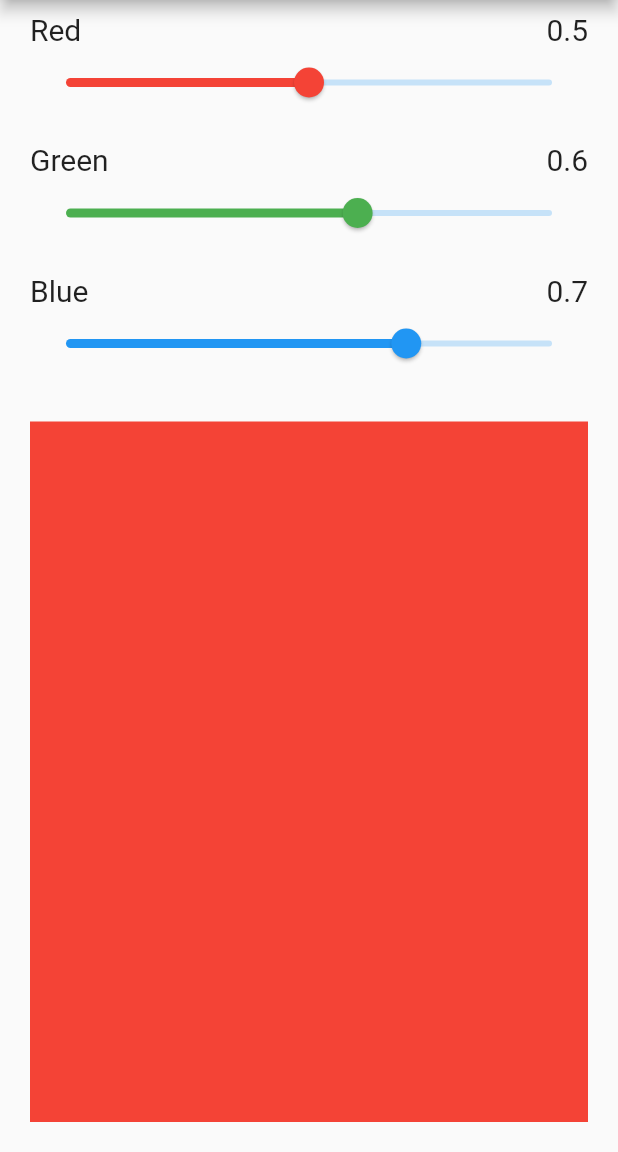
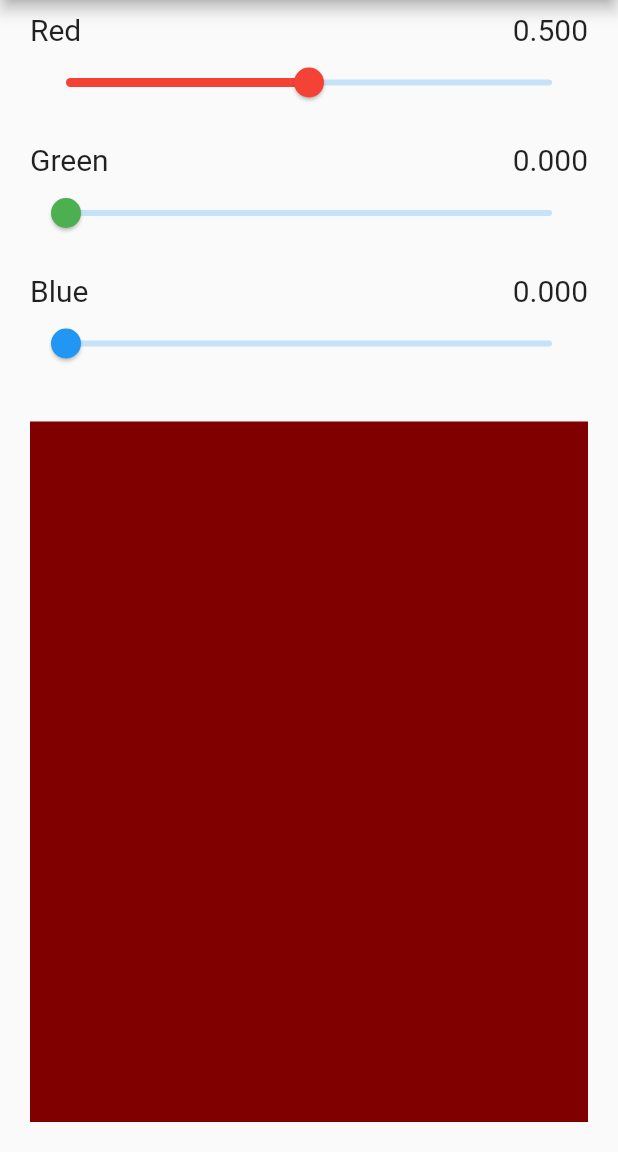
Before and after one commit to CSSE490-Flutter-Winter-2022-2023/ColorSliders, a Flutter app: the screen it shows after launch, on a phone screen of 412 x 824 dp, the part 84-1236 px from its top. Run offline on Flutter 3.47's test engine with Material 2 defaults, Android fonts, the phone set to English and light mode, and no system bars.

Commit message:
finished dev app

```diff
--- a/color_sliders/lib/color_slider_component.dart
+++ b/color_sliders/lib/color_slider_component.dart
@@ -6,12 +6,14 @@ class ColorSlider extends StatelessWidget {
   final String title;
   final double value;
   final Color color;
+  final Function onChange;
 
   const ColorSlider({
     super.key,
     required this.title,
     required this.value,
     required this.color,
+    required this.onChange,
   });
 
   @override
@@ -31,17 +33,19 @@ class ColorSlider extends StatelessWidget {
                 style: const TextStyle(fontSize: 20.0),
               ),
               Text(
-                "$value",
+                value.toStringAsFixed(3),
                 style: const TextStyle(fontSize: 20.0),
               ),
             ],
           ),
           Slider(
             value: value,
+            // divisions: 1000,
             thumbColor: color,
             activeColor: color,
             onChanged: (newValue) {
-              print("TODO: Tell the state about this new value $newValue");
+              // print("TODO: Tell the state about this new value $newValue");
+              onChange(newValue);
             },
           )
         ],
--- a/color_sliders/lib/color_sliders_page.dart
+++ b/color_sliders/lib/color_sliders_page.dart
@@ -10,8 +10,8 @@ class ColorSlidersPage extends StatefulWidget {
 
 class _ColorSlidersPageState extends State<ColorSlidersPage> {
   double redValue = 0.5;
-  double greenValue = 0.6;
-  double blueValue = 0.7;
+  double greenValue = 0.0;
+  double blueValue = 0.0;
 
   @override
   Widget build(BuildContext context) {
@@ -25,13 +25,41 @@ class _ColorSlidersPageState extends State<ColorSlidersPage> {
               title: "Red",
               value: redValue,
               color: Colors.red,
+              onChange: (newValue) {
+                setState(() {
+                  redValue = newValue;
+                });
+              },
             ),
-            ColorSlider(title: "Green", value: greenValue, color: Colors.green),
-            ColorSlider(title: "Blue", value: blueValue, color: Colors.blue),
+            ColorSlider(
+              title: "Green",
+              value: greenValue,
+              color: Colors.green,
+              onChange: (newValue) {
+                setState(() {
+                  greenValue = newValue;
+                });
+              },
+            ),
+            ColorSlider(
+              title: "Blue",
+              value: blueValue,
+              color: Colors.blue,
+              onChange: (newValue) {
+                setState(() {
+                  blueValue = newValue;
+                });
+              },
+            ),
             Expanded(
               child: Container(
                 margin: const EdgeInsets.all(20.0),
-                color: Colors.red,
+                color: Color.fromRGBO(
+                  (redValue * 255).round(),
+                  (greenValue * 255).round(),
+                  (blueValue * 255).round(),
+                  1.0,
+                ),
               ),
             )
           ],
```
